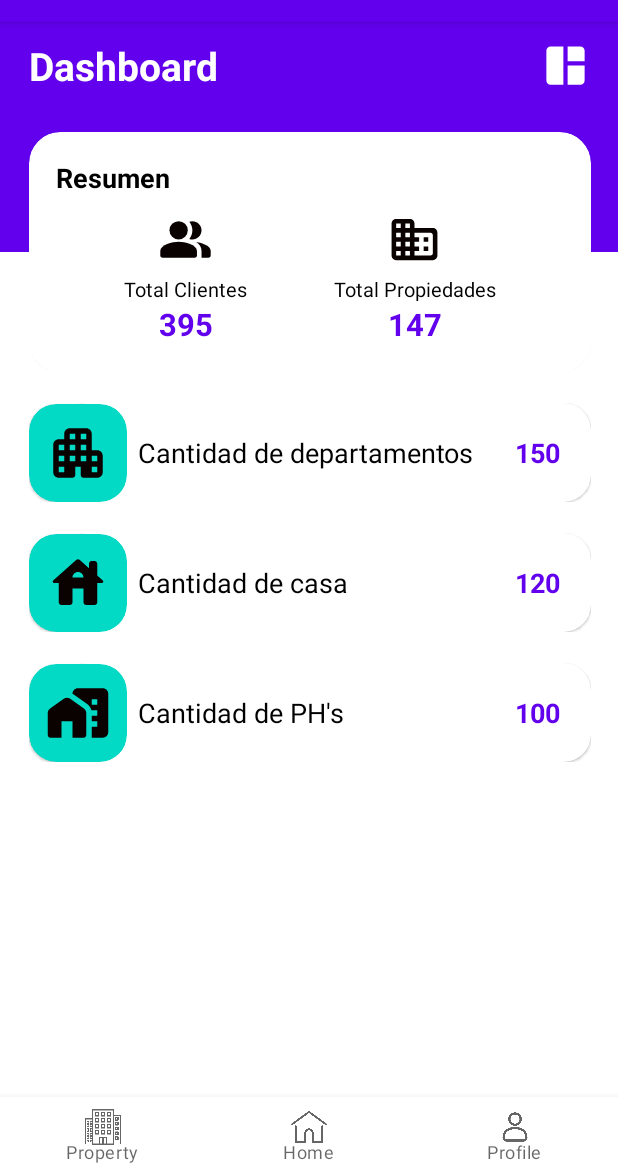
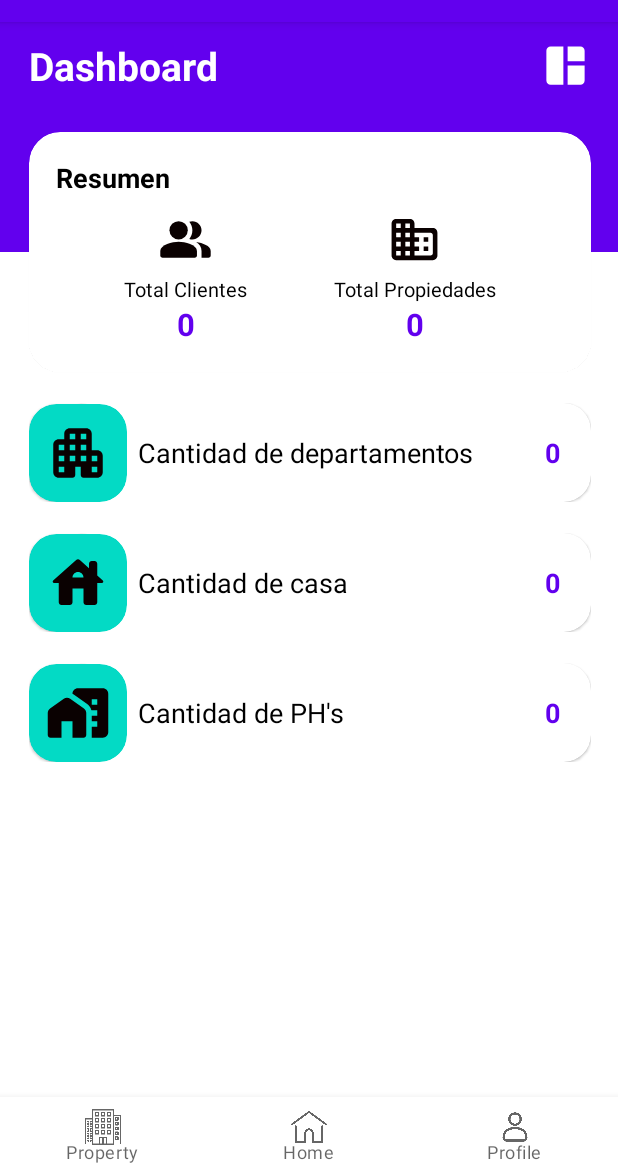
Before and after one commit to Julidf/CasaYa, an Android app: the DashboardFragment screen opened through its navigation route, on a phone screen of 412 x 824 dp, the part 62-1236 px from its top. Run offline under Robolectric (Android 15) with nearby library versions, the phone set to English and light mode, and no system bars; our stand-ins replace Firebase (no records; nobody signed in at launch, a user with empty details on screens opened directly), navigation-ui, sdp/ssp sizes; libraries missing offline, so code that uses them is left out: gun0912.tedimagepicker.util.

Commit message:
Se agrega nuevo fragment para Dashboard y funcionalidad para visualizar data en tiempo real

```diff
--- a/app/src/main/java/com/example/casaya/fragments/DashboardFragment.kt
+++ b/app/src/main/java/com/example/casaya/fragments/DashboardFragment.kt
@@ -6,7 +6,14 @@ import androidx.fragment.app.Fragment
 import android.view.LayoutInflater
 import android.view.View
 import android.view.ViewGroup
+import android.widget.TextView
+import androidx.lifecycle.Observer
 import com.example.casaya.R
+import com.example.casaya.viewmodels.DashboardViewModel
+import kotlinx.coroutines.CoroutineScope
+import kotlinx.coroutines.Dispatchers
+import kotlinx.coroutines.Job
+import kotlinx.coroutines.launch
 
 class DashboardFragment : Fragment() {
 
@@ -14,19 +21,58 @@ class DashboardFragment : Fragment() {
         fun newInstance() = DashboardFragment()
     }
 
-    private lateinit var viewModel: DashboardViewModel
+    private var viewModel: DashboardViewModel = DashboardViewModel()
+    private lateinit var view: View
+
+    //Elementos del Dashboard
+    private lateinit var clientsQuantityTextView: TextView
+    private lateinit var propertiesQuantityTextView: TextView
+
+    //Elementos de cada Item del Dashboard
+    private lateinit var txtApartmentQuantity: TextView
+    private lateinit var txtHouseQuantity: TextView
+    private lateinit var txtPhQuantity: TextView
 
     override fun onCreateView(
         inflater: LayoutInflater, container: ViewGroup?,
         savedInstanceState: Bundle?
     ): View? {
-        return inflater.inflate(R.layout.fragment_dashboard, container, false)
+        view = inflater.inflate(R.layout.fragment_dashboard, container, false)
+
+        clientsQuantityTextView = view.findViewById(R.id.clientsQuantityTextView)
+        propertiesQuantityTextView = view.findViewById(R.id.propertiesQuantityTextView)
+
+        txtApartmentQuantity = view.findViewById(R.id.txtApartmentQuantity)
+        txtHouseQuantity = view.findViewById(R.id.txtHouseQuantity)
+        txtPhQuantity = view.findViewById(R.id.txtPhQuantity)
+
+        return view
     }
 
-    override fun onActivityCreated(savedInstanceState: Bundle?) {
-        super.onActivityCreated(savedInstanceState)
-        viewModel = ViewModelProvider(this).get(DashboardViewModel::class.java)
-        // TODO: Use the ViewModel
+    override fun onStart() {
+        super.onStart()
+
+        viewModel.getQuantity()
+
+        viewModel.usersQuantityLiveData.observe(viewLifecycleOwner) { usersQuantity ->
+            clientsQuantityTextView.text = usersQuantity.toString()
+        }
+
+        viewModel.propertiesQuantityLiveData.observe(viewLifecycleOwner) { propertiesQuantity ->
+            propertiesQuantityTextView.text = propertiesQuantity.toString()
+        }
+
+        viewModel.apartmentsQuantityLiveData.observe(viewLifecycleOwner) { apartmentsQuantity ->
+            txtApartmentQuantity.text = apartmentsQuantity.toString()
+        }
+
+        viewModel.housesQuantityLiveData.observe(viewLifecycleOwner) { housesQuantity ->
+            txtHouseQuantity.text = housesQuantity.toString()
+        }
+
+        viewModel.phQuantityLiveData.observe(viewLifecycleOwner) { phQuantity ->
+            txtPhQuantity.text = phQuantity.toString()
+        }
     }
 
 }
--- a/app/src/main/java/com/example/casaya/fragments/DashboardViewModel.kt
+++ /dev/null
@@ -1,7 +0,0 @@
-package com.example.casaya.fragments
-
-import androidx.lifecycle.ViewModel
-
-class DashboardViewModel : ViewModel() {
-    // TODO: Implement the ViewModel
-}
--- a/app/src/main/java/com/example/casaya/repositories/PropertyRepository.kt
+++ b/app/src/main/java/com/example/casaya/repositories/PropertyRepository.kt
@@ -174,4 +174,71 @@ class PropertyRepository(){
         }
     }
 
+    suspend fun getPropertiesQuantity() : Int {
+        var quantity: Int = 0
+        try {
+            val documents = db.collection(COLLECTION)
+                .get()
+                .await()
+
+            val propertiesList = documents.toObjects(Property::class.java)
+            quantity = propertiesList.size
+        }catch (e: Exception) {
+            Log.e("Error Message Firebase getAllProperties", "Exception thrown: ${e.message}")
+        }
+
+        return quantity
+    }
+
+    suspend fun getApartmentQuantity() : Int {
+        var quantity = 0
+        try {
+            val documents = db.collection(COLLECTION)
+                .whereEqualTo("propertyType", "Departamento")
+                .get()
+                .await()
+
+            val propertiesList = documents.toObjects(Property::class.java)
+            quantity = propertiesList.size
+        }catch (e: Exception) {
+            Log.e("Error Message Firebase getApartmentQuantity", "Exception thrown: ${e.message}")
+        }
+
+        return quantity
+    }
+
+    suspend fun getHousesQuantity() : Int {
+        var quantity = 0
+        try {
+            val documents = db.collection(COLLECTION)
+                .whereEqualTo("propertyType", "Casa")
+                .get()
+                .await()
+
+            val propertiesList = documents.toObjects(Property::class.java)
+            quantity = propertiesList.size
+        }catch (e: Exception) {
+            Log.e("Error Message Firebase getHousesQuantity", "Exception thrown: ${e.message}")
+        }
+
+        return quantity
+    }
+
+    suspend fun getPhQuantity() : Int {
+        var quantity = 0
+        try {
+            val documents = db.collection(COLLECTION)
+                .whereEqualTo("propertyType", "PH")
+                .get()
+                .await()
+
+            val propertiesList = documents.toObjects(Property::class.java)
+            quantity = propertiesList.size
+        }catch (e: Exception) {
+            Log.e("Error Message Firebase getPhQuantity", "Exception thrown: ${e.message}")
+        }
+
+        return quantity
+    }
+
 }
--- a/app/src/main/java/com/example/casaya/repositories/UserRepository.kt
+++ b/app/src/main/java/com/example/casaya/repositories/UserRepository.kt
@@ -2,15 +2,18 @@ package com.example.casaya.repositories
 
 import android.util.Log
 import android.widget.Toast
+import com.example.casaya.entities.Property
 import com.example.casaya.entities.User
 import com.google.android.gms.tasks.Task
 import com.google.firebase.auth.FirebaseAuth
 import com.google.firebase.auth.FirebaseUser
 import com.google.firebase.auth.ktx.auth
 import com.google.firebase.firestore.DocumentSnapshot
+import com.google.firebase.firestore.Query
 import com.google.firebase.firestore.ktx.firestore
 import com.google.firebase.ktx.Firebase
 import gun0912.tedimagepicker.util.ToastUtil.context
+import kotlinx.coroutines.tasks.await
 import java.util.concurrent.Executors
 
 class UserRepository {
@@ -41,14 +44,7 @@ class UserRepository {
 
                     } else {
                         Log.w("FAILURE !!!!!!!!!!!!!!!!!!!", "createUserWithEmail:failure", task.exception)
-                        /*
-                         Toast.makeText(
-                            context,
-                            "Authentication failed.",
-                            Toast.LENGTH_SHORT,
-                        ).show()
 
-                         */
                     }
                 }
             Log.d("New User", "Se agrego exitosamente el documento")
@@ -62,4 +58,20 @@ class UserRepository {
         return document.get()
     }
 
+    suspend fun getUsersQuantity() : Int {
+        var quantity: Int = 0
+        try {
+            val documents = db.collection(COLLECTION)
+                .get()
+                .await()
+
+            val list = documents.toObjects(User::class.java)
+            quantity = list.size
+        }catch (e: Exception) {
+            Log.e("Error Message Firebase getUsersQuantity", "Exception thrown: ${e.message}")
+        }
+
+        return quantity
+    }
+
 }
--- /dev/null
+++ b/app/src/main/java/com/example/casaya/viewmodels/DashboardViewModel.kt
@@ -0,0 +1,60 @@
+package com.example.casaya.viewmodels
+
+import android.util.Log
+import androidx.lifecycle.MutableLiveData
+import androidx.lifecycle.ViewModel
+import androidx.lifecycle.viewModelScope
+import com.example.casaya.repositories.PropertyRepository
+import com.example.casaya.repositories.UserRepository
+import kotlinx.coroutines.launch
+
+class DashboardViewModel : ViewModel() {
+    private val repositoryProperty: PropertyRepository = PropertyRepository()
+    private val repositoryUser: UserRepository = UserRepository()
+
+    val usersQuantityLiveData: MutableLiveData<Int> = MutableLiveData()
+    val propertiesQuantityLiveData: MutableLiveData<Int> = MutableLiveData()
+    val apartmentsQuantityLiveData: MutableLiveData<Int> = MutableLiveData()
+    val housesQuantityLiveData: MutableLiveData<Int> = MutableLiveData()
+    val phQuantityLiveData: MutableLiveData<Int> = MutableLiveData()
+
+    fun getQuantity() {
+        viewModelScope.launch {
+            val usersQuantity = repositoryUser.getUsersQuantity()
+            Log.d(
+                "ViewModel - Dashboard",
+                "Cantidad de usuarios $usersQuantity"
+            )
+            usersQuantityLiveData.postValue(usersQuantity)
+
+            val propertiesQuantity = repositoryProperty.getPropertiesQuantity()
+            Log.d(
+                "ViewModel - Dashboard",
+                "Cantidad de propiedades $propertiesQuantity"
+            )
+            propertiesQuantityLiveData.postValue(propertiesQuantity)
+
+            val apartmentsQuantity = repositoryProperty.getApartmentQuantity()
+            Log.d(
+                "ViewModel - Dashboard",
+                "Cantidad de Departamentos $apartmentsQuantity"
+            )
+            apartmentsQuantityLiveData.postValue(apartmentsQuantity)
+
+            val housesQuantity = repositoryProperty.getHousesQuantity()
+            Log.d(
+                "ViewModel - Dashboard",
+                "Cantidad de Casas $housesQuantity"
+            )
+            housesQuantityLiveData.postValue(housesQuantity)
+
+            val phQuantity = repositoryProperty.getPhQuantity()
+            Log.d(
+                "ViewModel - Dashboard",
+                "Cantidad de PH's $phQuantity"
+            )
+            phQuantityLiveData.postValue(phQuantity)
+        }
+    }
+
+}
--- a/app/src/main/res/layout/dashboard_item_1.xml
+++ b/app/src/main/res/layout/dashboard_item_1.xml
@@ -28,7 +28,6 @@
                 android:id="@+id/txtApartmentQuantity"
                 android:layout_width="wrap_content"
                 android:layout_height="wrap_content"
-                android:text="150"
                 android:textColor="@color/design_default_color_primary"
                 android:textSize="@dimen/_14ssp"
                 android:textStyle="bold"
--- a/app/src/main/res/layout/dashboard_item_2.xml
+++ b/app/src/main/res/layout/dashboard_item_2.xml
@@ -29,7 +29,6 @@
                 android:id="@+id/txtHouseQuantity"
                 android:layout_width="wrap_content"
                 android:layout_height="wrap_content"
-                android:text="120"
                 android:textColor="@color/design_default_color_primary"
                 android:textSize="@dimen/_14ssp"
                 android:textStyle="bold"
--- a/app/src/main/res/layout/dashboard_item_3.xml
+++ b/app/src/main/res/layout/dashboard_item_3.xml
@@ -29,7 +29,6 @@
                 android:id="@+id/txtPhQuantity"
                 android:layout_width="wrap_content"
                 android:layout_height="wrap_content"
-                android:text="100"
                 android:textColor="@color/design_default_color_primary"
                 android:textSize="@dimen/_14ssp"
                 android:textStyle="bold"
--- a/app/src/main/res/layout/fragment_dashboard.xml
+++ b/app/src/main/res/layout/fragment_dashboard.xml
@@ -92,9 +92,9 @@
                     android:textSize="@dimen/_10sdp" />
 
                 <TextView
+                    android:id="@+id/clientsQuantityTextView"
                     android:layout_width="wrap_content"
                     android:layout_height="wrap_content"
-                    android:text="@string/_395"
                     android:textColor="@color/design_default_color_primary"
                     android:textSize="@dimen/_16ssp"
                     android:textStyle="bold" />
@@ -127,9 +127,9 @@
                     android:textSize="@dimen/_10sdp" />
 
                 <TextView
+                    android:id="@+id/propertiesQuantityTextView"
                     android:layout_width="wrap_content"
                     android:layout_height="wrap_content"
-                    android:text="@string/_147"
                     android:textColor="@color/design_default_color_primary"
                     android:textSize="@dimen/_16ssp"
                     android:textStyle="bold" />
```
